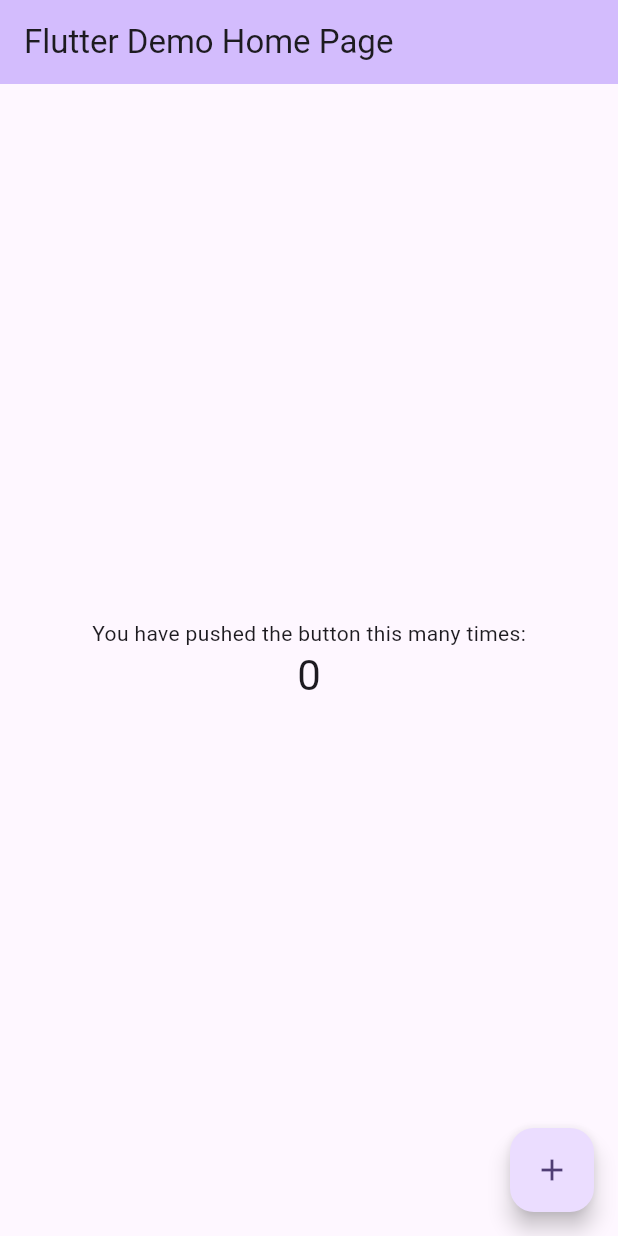
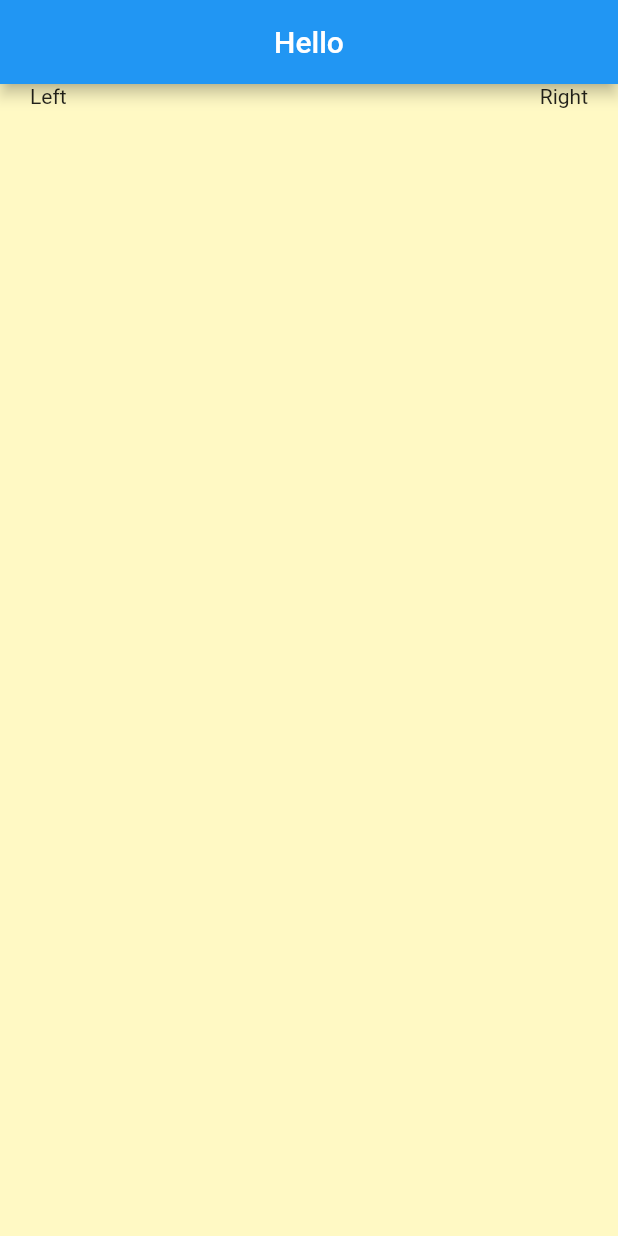
Before and after one commit to team-monthu/recode, a Flutter app: the screen it shows after launch, on a phone screen of 412 x 824 dp. Run offline on Flutter 3.47's test engine with Material 2 defaults, Android fonts, the phone set to English and light mode, and no system bars.

Commit message:
feat: 레이아웃 설계

```diff
--- a/frontend/recode/lib/main.dart
+++ b/frontend/recode/lib/main.dart
@@ -1,125 +1,39 @@
 import 'package:flutter/material.dart';
 
 void main() {
-  runApp(const MyApp());
+  runApp(App());
 }
 
-class MyApp extends StatelessWidget {
-  const MyApp({super.key});
-
-  // This widget is the root of your application.
+class App extends StatelessWidget {
   @override
   Widget build(BuildContext context) {
     return MaterialApp(
-      title: 'Flutter Demo',
-      theme: ThemeData(
-        // This is the theme of your application.
-        //
-        // TRY THIS: Try running your application with "flutter run". You'll see
-        // the application has a blue toolbar. Then, without quitting the app,
-        // try changing the seedColor in the colorScheme below to Colors.green
-        // and then invoke "hot reload" (save your changes or press the "hot
-        // reload" button in a Flutter-supported IDE, or press "r" if you used
-        // the command line to start the app).
-        //
-        // Notice that the counter didn't reset back to zero; the application
-        // state is not lost during the reload. To reset the state, use hot
-        // restart instead.
-        //
-        // This works for code too, not just values: Most code changes can be
-        // tested with just a hot reload.
-        colorScheme: ColorScheme.fromSeed(seedColor: Colors.deepPurple),
-        useMaterial3: true,
-      ),
-      home: const MyHomePage(title: 'Flutter Demo Home Page'),
+      home: Scaffold(
+          appBar: AppBar(
+            title: Text("Hello"),
+            centerTitle: true,
+          ),
+          backgroundColor: Colors.yellow.shade100,
+          body: Padding(
+            padding: EdgeInsets.symmetric(
+              horizontal: 20,
+            ),
+            child: Row(
+              mainAxisAlignment: MainAxisAlignment.spaceBetween,
+              children: [
+                Column(
+                  children: [
+                    Text("Left"),
+                  ],
+                ),
+                Column(
+                  children: [
+                    Text('Right'),
+                  ],
+                )
+              ],
+            ),
+          )),
     );
   }
 }
-
-class MyHomePage extends StatefulWidget {
-  const MyHomePage({super.key, required this.title});
-
-  // This widget is the home page of your application. It is stateful, meaning
-  // that it has a State object (defined below) that contains fields that affect
-  // how it looks.
-
-  // This class is the configuration for the state. It holds the values (in this
-  // case the title) provided by the parent (in this case the App widget) and
-  // used by the build method of the State. Fields in a Widget subclass are
-  // always marked "final".
-
-  final String title;
-
-  @override
-  State<MyHomePage> createState() => _MyHomePageState();
-}
-
-class _MyHomePageState extends State<MyHomePage> {
-  int _counter = 0;
-
-  void _incrementCounter() {
-    setState(() {
-      // This call to setState tells the Flutter framework that something has
-      // changed in this State, which causes it to rerun the build method below
-      // so that the display can reflect the updated values. If we changed
-      // _counter without calling setState(), then the build method would not be
-      // called again, and so nothing would appear to happen.
-      _counter++;
-    });
-  }
-
-  @override
-  Widget build(BuildContext context) {
-    // This method is rerun every time setState is called, for instance as done
-    // by the _incrementCounter method above.
-    //
-    // The Flutter framework has been optimized to make rerunning build methods
-    // fast, so that you can just rebuild anything that needs updating rather
-    // than having to individually change instances of widgets.
-    return Scaffold(
-      appBar: AppBar(
-        // TRY THIS: Try changing the color here to a specific color (to
-        // Colors.amber, perhaps?) and trigger a hot reload to see the AppBar
-        // change color while the other colors stay the same.
-        backgroundColor: Theme.of(context).colorScheme.inversePrimary,
-        // Here we take the value from the MyHomePage object that was created by
-        // the App.build method, and use it to set our appbar title.
-        title: Text(widget.title),
-      ),
-      body: Center(
-        // Center is a layout widget. It takes a single child and positions it
-        // in the middle of the parent.
-        child: Column(
-          // Column is also a layout widget. It takes a list of children and
-          // arranges them vertically. By default, it sizes itself to fit its
-          // children horizontally, and tries to be as tall as its parent.
-          //
-          // Column has various properties to control how it sizes itself and
-          // how it positions its children. Here we use mainAxisAlignment to
-          // center the children vertically; the main axis here is the vertical
-          // axis because Columns are vertical (the cross axis would be
-          // horizontal).
-          //
-          // TRY THIS: Invoke "debug painting" (choose the "Toggle Debug Paint"
-          // action in the IDE, or press "p" in the console), to see the
-          // wireframe for each widget.
-          mainAxisAlignment: MainAxisAlignment.center,
-          children: <Widget>[
-            const Text(
-              'You have pushed the button this many times:',
-            ),
-            Text(
-              '$_counter',
-              style: Theme.of(context).textTheme.headlineMedium,
-            ),
-          ],
-        ),
-      ),
-      floatingActionButton: FloatingActionButton(
-        onPressed: _incrementCounter,
-        tooltip: 'Increment',
-        child: const Icon(Icons.add),
-      ), // This trailing comma makes auto-formatting nicer for build methods.
-    );
-  }
-}
```
